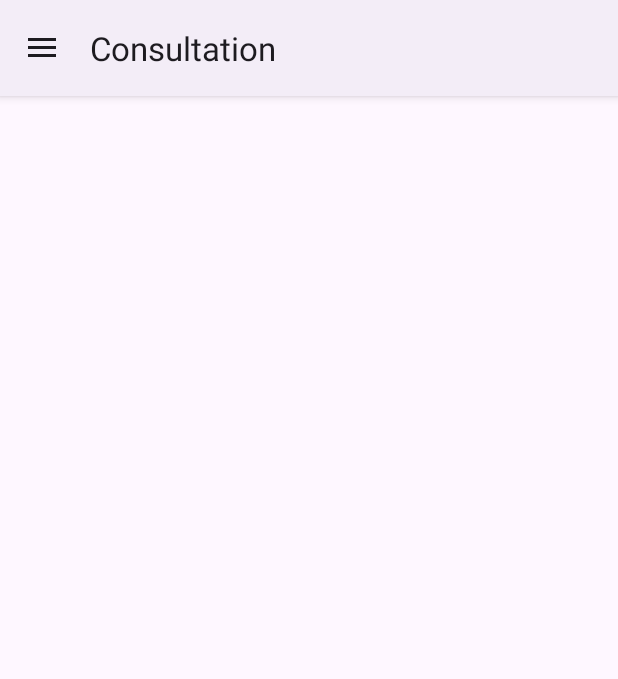
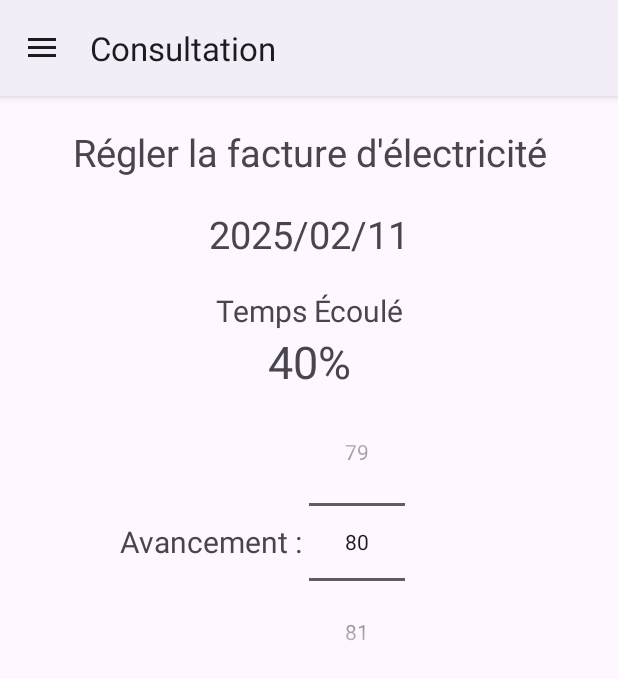
Before and after one commit to DanikLussier/4N6_TP_DanikLussier, an Android app: the Consultation screen opened directly, with no data from a screen before it, on a phone screen of 412 x 824 dp. Shown: the top 679 px of the screen. Run offline under Robolectric (Android 15) with nearby library versions, the phone set to English and light mode, and no system bars.

Commit message:
FCT : Activité de consultation
- Ajout des informations dans l'activité de consultation
- Ajout d'un "number picker" pour changer la valeur de l'avancement de la tâche

```diff
--- a/app/src/main/java/com/example/tp_daniklussier/Consultation.kt
+++ b/app/src/main/java/com/example/tp_daniklussier/Consultation.kt
@@ -27,6 +27,10 @@ class Consultation : AppCompatActivity() {
         setupDrawer()
 
         title = "Consultation"
+
+        binding.numberPicker.minValue = 0
+        binding.numberPicker.maxValue = 100
+        binding.numberPicker.value = 80
     }
 
     private fun setupDrawer() {
--- a/app/src/main/res/layout/activity_consultation.xml
+++ b/app/src/main/res/layout/activity_consultation.xml
@@ -9,16 +9,77 @@
     android:id="@+id/dl_drawer"
     tools:context=".Consultation">
 
-    <androidx.constraintlayout.widget.ConstraintLayout xmlns:android="http://schemas.android.com/apk/res/android"
-        xmlns:app="http://schemas.android.com/apk/res-auto"
-        xmlns:tools="http://schemas.android.com/tools"
+    <LinearLayout
         android:id="@+id/main"
         android:layout_width="match_parent"
         android:layout_height="match_parent"
-        tools:context=".Consultation">
+        tools:context=".Consultation"
+        android:orientation="vertical">
 
+        <TextView
+            android:id="@+id/nomTache"
+            android:layout_width="match_parent"
+            android:layout_height="wrap_content"
+            android:textSize="25dp"
+            android:text="Régler la facture d'électricité"
+            android:textAlignment="center"
+            android:layout_marginTop="20dp"/>
 
-    </androidx.constraintlayout.widget.ConstraintLayout>
+        <TextView
+            android:id="@+id/dateEcheance"
+            android:layout_width="match_parent"
+            android:layout_height="wrap_content"
+            android:textSize="25dp"
+            android:text="2025/02/11"
+            android:textAlignment="center"
+            android:layout_margin="20dp"/>
+
+        <TextView
+            android:layout_width="match_parent"
+            android:layout_height="wrap_content"
+            android:textSize="20dp"
+            android:text="Temps Écoulé"
+            android:textAlignment="center"/>
+
+        <TextView
+            android:id="@+id/tempsEcoule"
+            android:layout_width="match_parent"
+            android:layout_height="wrap_content"
+            android:textSize="30dp"
+            android:text="40%"
+            android:textAlignment="center"
+            android:layout_marginBottom="10dp"/>
+
+        <LinearLayout
+            android:layout_width="match_parent"
+            android:layout_height="wrap_content"
+            android:orientation="horizontal">
+
+            <TextView
+                android:layout_width="0dp"
+                android:layout_weight="1"
+                android:layout_height="wrap_content"
+                android:textSize="20dp"
+                android:text="Avancement : "
+                android:gravity="end"
+                android:layout_gravity="center"/>
+
+            <LinearLayout
+                android:layout_width="0dp"
+                android:layout_weight="1"
+                android:layout_height="wrap_content">
+
+                <NumberPicker
+                    android:id="@+id/numberPicker"
+                    android:layout_width="wrap_content"
+                    android:layout_height="wrap_content"
+                    android:layout_gravity="center" />
+
+            </LinearLayout>
+
+        </LinearLayout>
+
+    </LinearLayout>
 
     <com.google.android.material.navigation.NavigationView
         android:layout_width="wrap_content"
```
